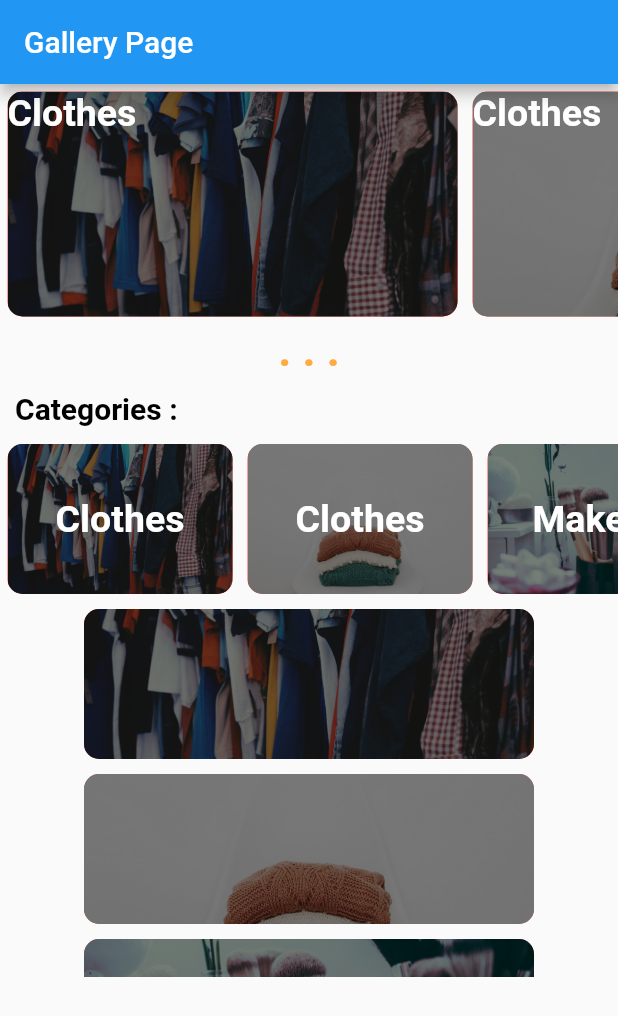
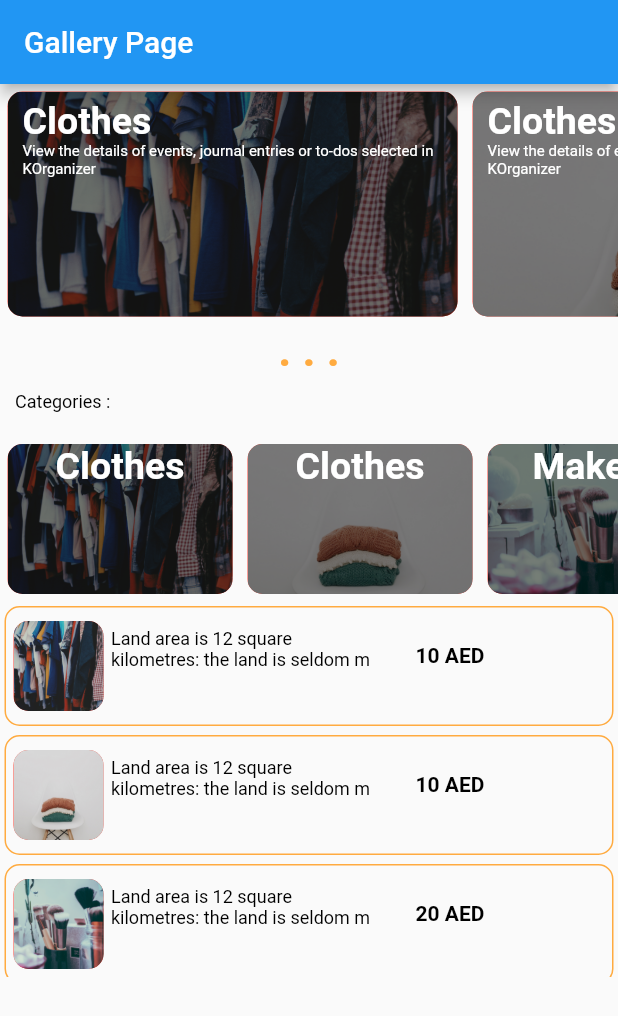
Before and after one commit to bajes/flutter_login_c2_1, a Flutter app: the screen it shows after launch, on a phone screen of 412 x 824 dp. Shown: the top 1016 px of the screen. Run offline on Flutter 3.47's test engine with Material 2 defaults, Android fonts, the phone set to English and light mode, and no system bars.

Commit message:
second_commit

```diff
--- a/lib/main.dart
+++ b/lib/main.dart
@@ -5,6 +5,7 @@ import 'package:login_flutter_1/widgets.dart';
 import 'package:login_flutter_1/widgets/assignment_widget.dart';
 import 'package:login_flutter_1/widgets/custom_text.dart';
 import 'package:login_flutter_1/widgets/gallery_widget.dart';
+import 'package:login_flutter_1/widgets/gallery_widget_1.dart';
 import 'models/product.dart';
 import 'models/product.dart';
 import 'styles.dart';
@@ -17,6 +18,7 @@ void main() {
 
 class GalleryPage extends StatelessWidget {
   List<Product> products = getListProduct();
+  List<Product> productDetails = getListProductDetails();
 
   @override
   Widget build(BuildContext context) {
@@ -58,6 +60,9 @@ class GalleryPage extends StatelessWidget {
                   imageUrl: e.imageUrl,
                   description: e.description,
                   alignment: Alignment.topLeft,
+                  padding: EdgeInsets.fromLTRB(10, 5, 0, 0),
+                  details:
+                      'View the details of events, journal entries or to-dos selected in KOrganizer',
                   hight: 150,
                 );
               }).toList()),
@@ -109,10 +114,12 @@ class GalleryPage extends StatelessWidget {
             child: SingleChildScrollView(
               scrollDirection: Axis.vertical,
               child: Column(
-                  children: products.map((e) {
-                return GalleryWidget(
+                  children: productDetails.map((e) {
+                return GalleryWidget1(
                   imageUrl: e.imageUrl,
                   description: '',
+                  price: e.price,
+                  details: e.details,
                 );
               }).toList()),
             ),
--- a/lib/models/product.dart
+++ b/lib/models/product.dart
@@ -1,8 +1,10 @@
 class Product {
   String imageUrl;
   String description;
-
+  String details;
+  int price;
   Product(this.imageUrl, this.description);
+  Product.detail(this.imageUrl, this.description, this.details, this.price);
 }
 
 List<Product> getListProduct() {
@@ -16,3 +18,22 @@ List<Product> getListProduct() {
     Product('assets/images/plane.jpg', 'Travel'),
   ];
 }
+
+List<Product> getListProductDetails() {
+  return [
+    Product.detail('assets/images/clothes.jpg', 'Clothes',
+        'Land area is 12 square kilometres: the land is seldom m', 10),
+    Product.detail('assets/images/clothes2.jpg', 'Clothes',
+        'Land area is 12 square kilometres: the land is seldom m', 10),
+    Product.detail('assets/images/makeup.jpg', 'Makeup',
+        'Land area is 12 square kilometres: the land is seldom m', 20),
+    Product.detail('assets/images/makeup2.jpg', 'Makeup',
+        'Land area is 12 square kilometres: the land is seldom m', 44),
+    Product.detail('assets/images/perfume.jpg', 'Perfume',
+        'Land area is 12 square kilometres: the land is seldom m', 33),
+    Product.detail('assets/images/perfume2.jpg', 'Perfume',
+        'Land area is 12 square kilometres: the land is seldom m', 66),
+    Product.detail('assets/images/plane.jpg', 'Travel',
+        'Land area is 12 square kilometres: the land is seldom m', 100),
+  ];
+}
--- a/lib/styles.dart
+++ b/lib/styles.dart
@@ -4,12 +4,18 @@ class Styles {
   static final TextStyle myTextStyle =
       TextStyle(fontSize: 30, color: Colors.white);
 
-  static final TextStyle myTextStyle1 =
-      TextStyle(fontSize: 20, color: Colors.black, fontWeight: FontWeight.bold);
+  static final TextStyle myTextStyle1 = TextStyle(
+      fontSize: 12, color: Colors.black, fontWeight: FontWeight.normal);
+
+  static final TextStyle myTextStyle4 =
+      TextStyle(fontSize: 14, color: Colors.black, fontWeight: FontWeight.bold);
 
   static final TextStyle myTextStyle2 = TextStyle(
       fontSize: 30, color: Colors.orangeAccent, fontWeight: FontWeight.bold);
 
   static final TextStyle myTextStyle3 =
       TextStyle(color: Colors.white, fontSize: 25, fontWeight: FontWeight.w700);
+
+  static final TextStyle myDetailsStyle =
+      TextStyle(fontSize: 10, color: Colors.white);
 }
--- a/lib/widgets/gallery_widget.dart
+++ b/lib/widgets/gallery_widget.dart
@@ -7,12 +7,16 @@ class GalleryWidget extends StatelessWidget {
   double width;
   double hight;
   Alignment alignment;
+  EdgeInsets padding;
+  String details;
   GalleryWidget(
       {this.imageUrl,
       this.description,
       this.width = 300,
       this.hight = 100,
-      this.alignment = Alignment.center});
+      this.alignment = Alignment.center,
+      this.padding = const EdgeInsets.fromLTRB(0, 0, 0, 0),
+      this.details = ''});
   @override
   Widget build(BuildContext context) {
     // TODO: implement build
@@ -20,6 +24,7 @@ class GalleryWidget extends StatelessWidget {
       child: Container(
         alignment: alignment,
         margin: EdgeInsets.all(5),
+        padding: padding,
         height: hight,
         width: width,
         decoration: BoxDecoration(
@@ -30,10 +35,19 @@ class GalleryWidget extends StatelessWidget {
                 fit: BoxFit.cover),
             color: Colors.red,
             borderRadius: BorderRadius.circular(10)),
-        child: Text(
-          description,
-          style: Styles.myTextStyle3,
-          textAlign: TextAlign.left,
+        child: Column(
+          crossAxisAlignment: CrossAxisAlignment.start,
+          children: [
+            Text(
+              description,
+              style: Styles.myTextStyle3,
+              textAlign: TextAlign.left,
+            ),
+            Text(
+              details,
+              style: Styles.myDetailsStyle,
+            )
+          ],
         ),
       ),
     );
--- /dev/null
+++ b/lib/widgets/gallery_widget_1.dart
@@ -0,0 +1,77 @@
+import 'package:flutter/material.dart';
+import 'package:login_flutter_1/styles.dart';
+
+class GalleryWidget1 extends StatelessWidget {
+  String imageUrl;
+  String description;
+  int price;
+  Alignment alignment;
+  EdgeInsets padding;
+  String details;
+  GalleryWidget1(
+      {this.imageUrl,
+      this.description,
+      this.price = 0,
+      this.alignment = Alignment.center,
+      this.padding = const EdgeInsets.fromLTRB(0, 0, 0, 0),
+      this.details = ''});
+  @override
+  Widget build(BuildContext context) {
+    // TODO: implement build
+    return Container(
+      decoration: BoxDecoration(
+          border: Border.all(color: Colors.orangeAccent),
+          borderRadius: BorderRadius.circular(10)),
+      margin: EdgeInsets.all(3),
+      // color: Colors.white,
+      height: 80,
+      width: double.infinity,
+      child: Row(
+        children: [
+          Container(
+            child: Container(
+              alignment: alignment,
+              margin: EdgeInsets.all(5),
+              padding: padding,
+              height: 60,
+              width: 60,
+              decoration: BoxDecoration(
+                  image: DecorationImage(
+                      colorFilter: ColorFilter.mode(
+                          Colors.black.withOpacity(0.1), BlendMode.darken),
+                      image: AssetImage(imageUrl),
+                      fit: BoxFit.cover),
+                  color: Colors.red,
+                  borderRadius: BorderRadius.circular(10)),
+            ),
+          ),
+          SizedBox(
+            width: 180,
+            height: 50,
+            child: Text(
+              details,
+              style: Styles.myTextStyle1,
+            ),
+          ),
+          SizedBox(
+            width: 20,
+            height: 50,
+          ),
+          Container(
+            margin: EdgeInsets.all(1),
+            alignment: Alignment.center,
+            child: SizedBox(
+              width: 50,
+              height: 30,
+              child: Text(
+                '$price AED',
+                textAlign: TextAlign.center,
+                style: Styles.myTextStyle4,
+              ),
+            ),
+          ),
+        ],
+      ),
+    );
+  }
+}
```
